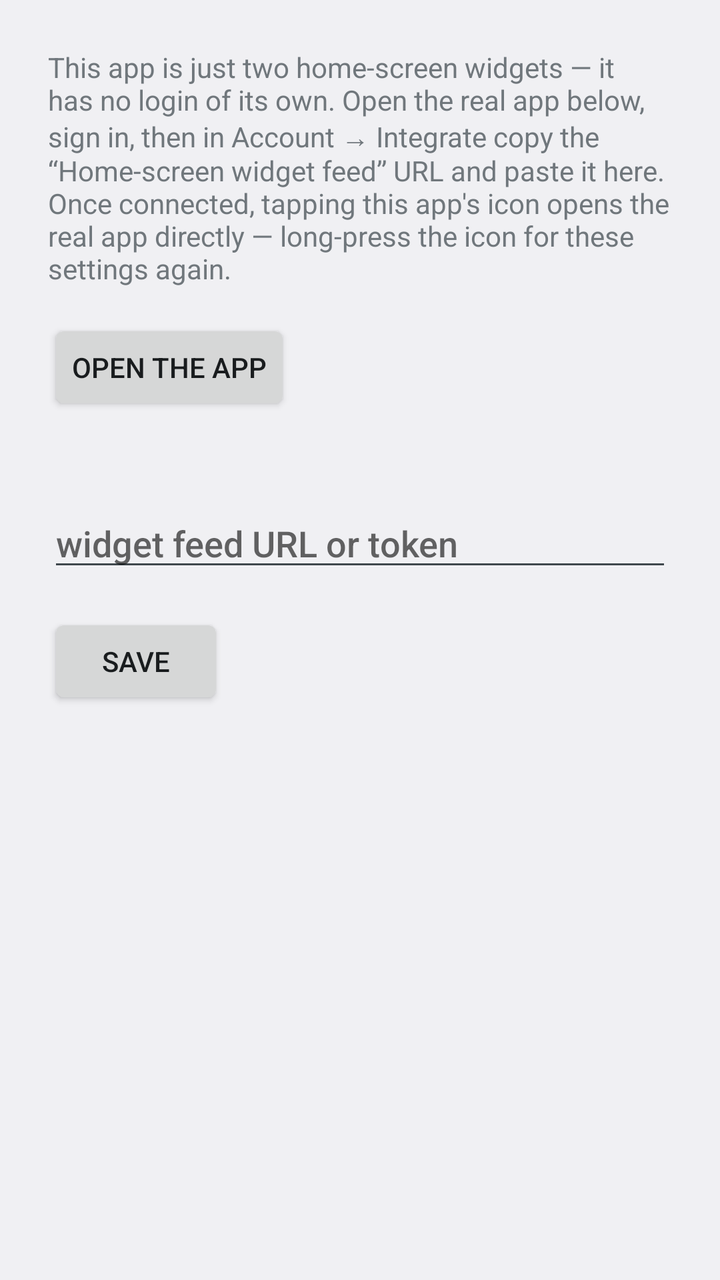
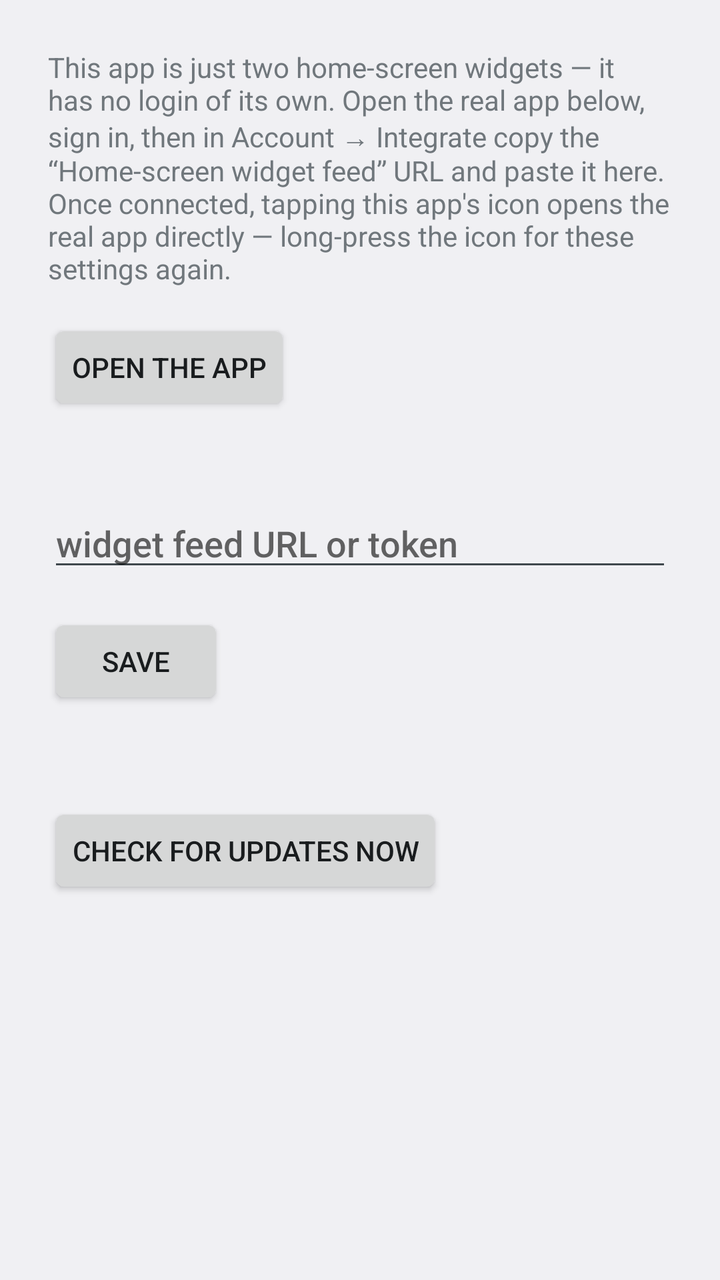

An Android layout rendered at two revisions. The XML below is the earlier revision; the diff shows what the commit changed to produce the second picture.
<!-- AndroidManifest.xml: application theme android:Theme.DeviceDefault.Light -->
<!-- res/layout/activity_settings.xml -->
<?xml version="1.0" encoding="utf-8"?>
<LinearLayout xmlns:android="http://schemas.android.com/apk/res/android"
    android:layout_width="match_parent"
    android:layout_height="match_parent"
    android:orientation="vertical"
    android:padding="24dp">

    <TextView
        android:id="@+id/update_banner"
        android:layout_width="match_parent"
        android:layout_height="wrap_content"
        android:paddingBottom="8dp"
        android:textSize="14sp"
        android:textStyle="bold"
        android:visibility="gone" />

    <Button
        android:id="@+id/update_button"
        android:layout_width="wrap_content"
        android:layout_height="wrap_content"
        android:layout_marginBottom="16dp"
        android:text="Download and install"
        android:visibility="gone" />

    <TextView
        android:layout_width="match_parent"
        android:layout_height="wrap_content"
        android:text="This app is just two home-screen widgets — it has no login of its own. Open the real app below, sign in, then in Account → Integrate copy the “Home-screen widget feed” URL and paste it here. Once connected, tapping this app's icon opens the real app directly — long-press the icon for these settings again."
        android:textSize="14sp"
        android:paddingBottom="16dp" />

    <Button
        android:id="@+id/open_app_button"
        android:layout_width="wrap_content"
        android:layout_height="wrap_content"
        android:text="Open the app" />

    <TextView
        android:id="@+id/sync_status"
        android:layout_width="match_parent"
        android:layout_height="wrap_content"
        android:layout_marginTop="16dp"
        android:layout_marginBottom="8dp"
        android:textSize="13sp" />

    <EditText
        android:id="@+id/token_input"
        android:layout_width="match_parent"
        android:layout_height="wrap_content"
        android:hint="widget feed URL or token"
        android:inputType="textNoSuggestions"
        android:maxLines="3" />

    <Button
        android:id="@+id/save_button"
        android:layout_width="wrap_content"
        android:layout_height="wrap_content"
        android:layout_marginTop="16dp"
        android:text="Save" />

    <TextView
        android:id="@+id/version_label"
        android:layout_width="match_parent"
        android:layout_height="wrap_content"
        android:layout_marginTop="24dp"
        android:textSize="11sp"
        android:alpha="0.6" />

</LinearLayout>
<!-- resources referenced by this layout -->
<resources>

</resources>

<!-- the commit's change to res/layout/activity_settings.xml (unified diff, before → after) -->
@@ -66,4 +66,19 @@
         android:textSize="11sp"
         android:alpha="0.6" />
 
+    <Button
+        android:id="@+id/check_update_button"
+        android:layout_width="wrap_content"
+        android:layout_height="wrap_content"
+        android:layout_marginTop="8dp"
+        android:text="Check for updates now" />
+
+    <TextView
+        android:id="@+id/check_update_status"
+        android:layout_width="match_parent"
+        android:layout_height="wrap_content"
+        android:layout_marginTop="4dp"
+        android:textSize="11sp"
+        android:alpha="0.6" />
+
 </LinearLayout>
